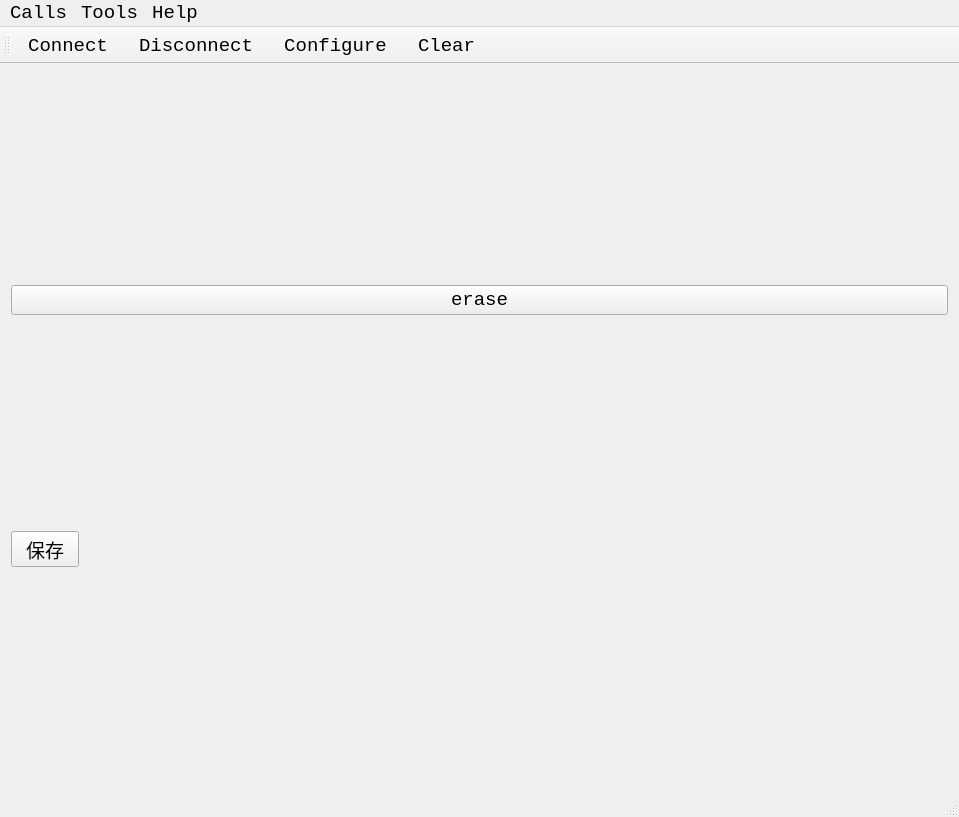
isliulin/QT43, file terminal1/mainwindow.ui: the form before one commit.
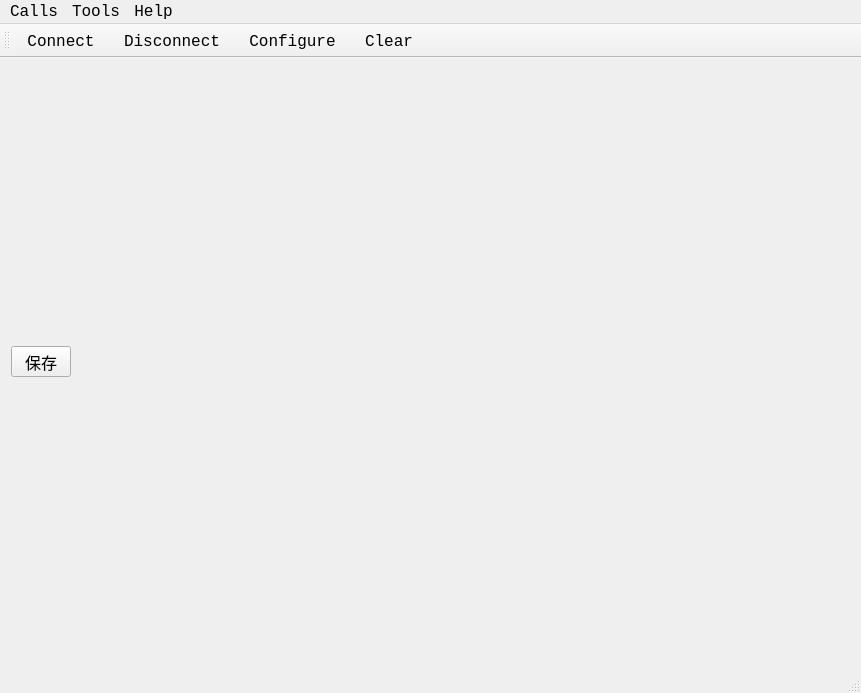
The form after the commit. Icons and pictures are not drawn.

```diff
--- a/terminal1/mainwindow.ui
+++ b/terminal1/mainwindow.ui
@@ -6,14 +6,14 @@
    <rect>
     <x>0</x>
     <y>0</y>
-    <width>959</width>
-    <height>817</height>
+    <width>861</width>
+    <height>693</height>
    </rect>
   </property>
   <property name="font">
    <font>
     <family>Consolas</family>
-    <pointsize>14</pointsize>
+    <pointsize>12</pointsize>
    </font>
   </property>
   <property name="windowTitle">
@@ -24,13 +24,6 @@
   </property>
   <widget class="QWidget" name="centralWidget">
    <layout class="QVBoxLayout" name="verticalLayout">
-    <item>
-     <widget class="QPushButton" name="pushButton_2">
-      <property name="text">
-       <string>erase</string>
-      </property>
-     </widget>
-    </item>
     <item>
      <widget class="QToolButton" name="toolButton">
       <property name="text">
@@ -45,8 +38,8 @@
     <rect>
      <x>0</x>
      <y>0</y>
-     <width>959</width>
-     <height>26</height>
+     <width>861</width>
+     <height>29</height>
     </rect>
    </property>
    <widget class="QMenu" name="menuCalls">
```
